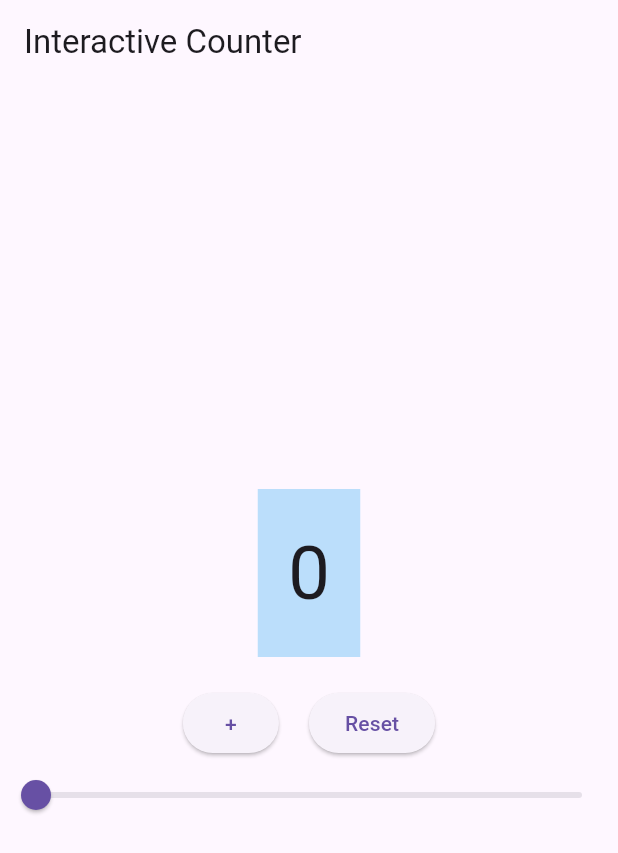
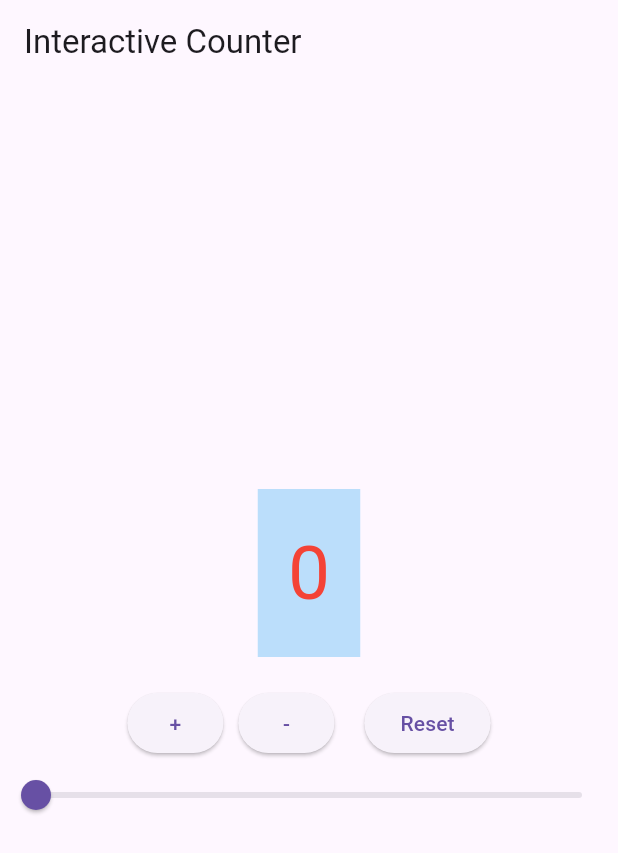
Before and after one commit to simmikumari12/stateful_lab, a Flutter app: the screen it shows after launch, on a phone screen of 412 x 824 dp. Shown: the top 853 px of the screen. Run offline on Flutter 3.47's test engine with Material 3 defaults, Android fonts, the phone set to English and light mode, and no system bars.

Commit message:
did level 2 of part3

```diff
--- a/lib/main.dart
+++ b/lib/main.dart
@@ -21,7 +21,13 @@ class CounterWidget extends StatefulWidget {
 }
 
 class _CounterWidgetState extends State<CounterWidget> {
-  int _counter = 0; // This is our STATE
+  int _counter = 0;
+
+Color getCounterColor() {
+  if (_counter == 0) return Colors.red;    // Level 2: Red at 0
+  if (_counter > 50) return Colors.green;  // Level 2: Green above 50
+  return Colors.black;                     // Default
+}
 
   @override
   Widget build(BuildContext context) {
@@ -36,7 +42,10 @@ class _CounterWidgetState extends State<CounterWidget> {
               padding: EdgeInsets.all(20),
               child: Text(
                 '$_counter',
-                style: TextStyle(fontSize: 50.0),
+                style: TextStyle(
+                  fontSize: 50.0,
+                  color: getCounterColor(),
+                ),
               ),
             ),
           ),
@@ -51,6 +60,16 @@ class _CounterWidgetState extends State<CounterWidget> {
                   });
                 },
                 child: Text("+"),
+              ),
+              SizedBox(width: 10),
+              // Decrement Button
+              ElevatedButton(
+                onPressed: () {
+                  setState(() {
+                    if (_counter > 0) _counter--;
+                  });
+                },
+                child: Text("-"),
               ),
               SizedBox(width: 20), // Spacing between buttons
               ElevatedButton(
```
